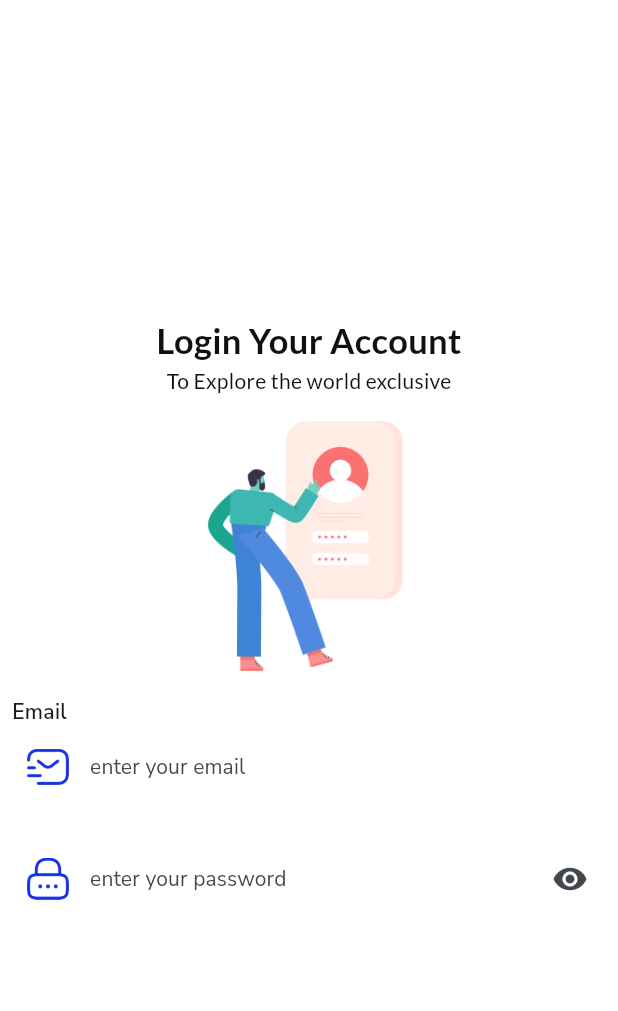
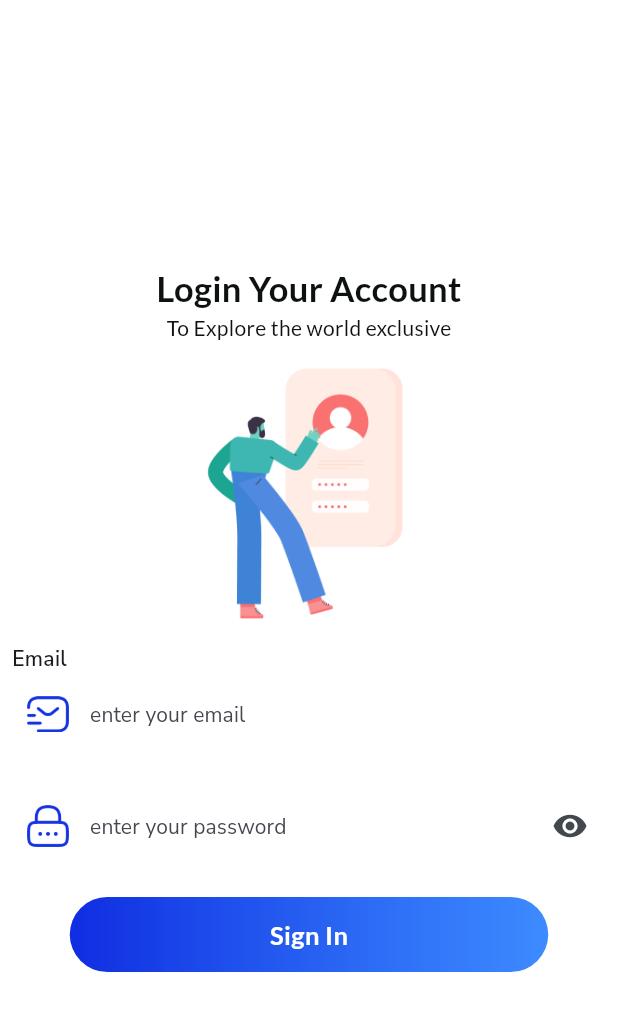
Before and after one commit to eldadmamo/flutter-ecommerce, a Flutter app: the screen it shows after launch, on a phone screen of 412 x 824 dp. Shown: the top 1011 px of the screen. Run offline on Flutter 3.47's test engine with Material 3 defaults, Android fonts, the phone set to English and light mode, and no system bars; our stand-ins replace google_fonts.

Commit message:
Sign in Button

```diff
--- a/frontend/lib/views/screens/authentication_screens/login_screen.dart
+++ b/frontend/lib/views/screens/authentication_screens/login_screen.dart
@@ -103,6 +103,32 @@
 
                   ),
                 ),
+                SizedBox(height: 20),
+
+                Container(
+                  width: 319,
+                  height: 50,
+                  decoration: BoxDecoration(
+                    borderRadius: BorderRadius.circular(40),
+                    gradient: LinearGradient(
+                      colors: [
+                      Color(0xFF102DE1),
+                      Color(0XCC0D6EFF),
+                      ],
+                      ),
+                  ),
+                  child: Center(
+                    child: Text(
+                      'Sign In',
+                    style: GoogleFonts.getFont(
+                      'Lato',
+                    fontSize: 17,
+                    fontWeight: FontWeight.bold,
+                    color: Colors.white,
+                      )
+                    )
+                    ),
+                )
 
             ],
           ),
```
